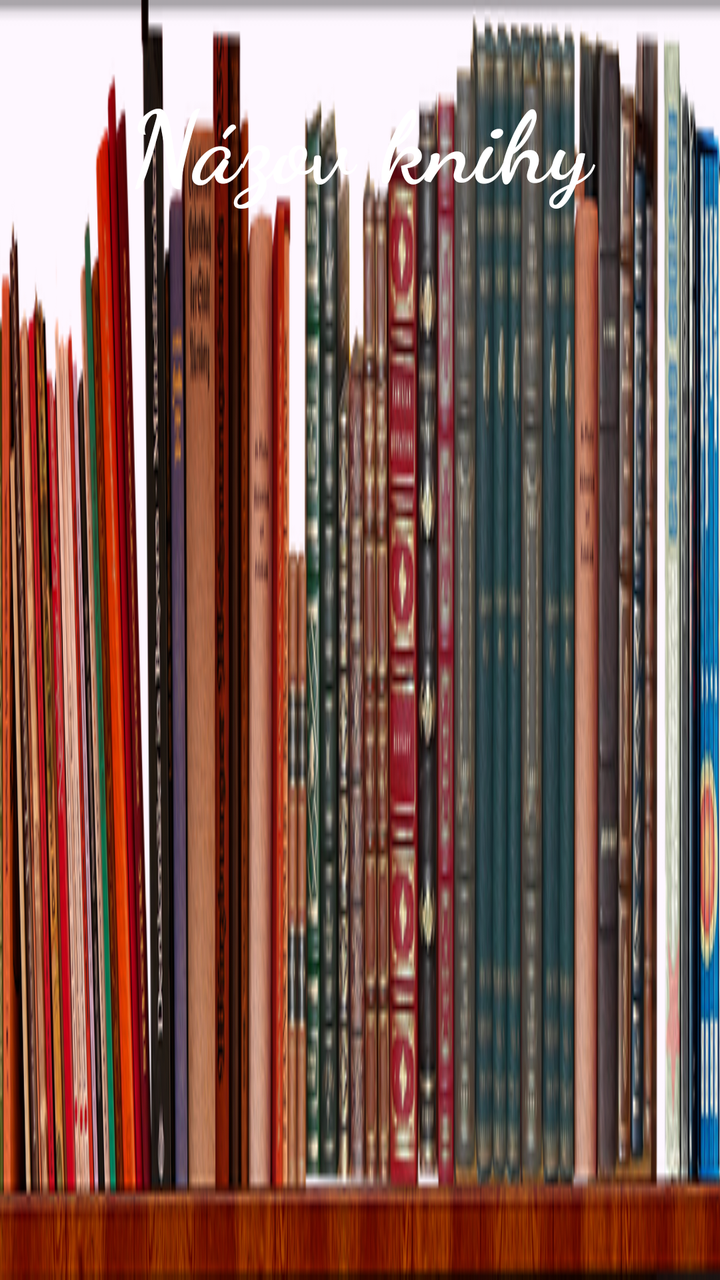
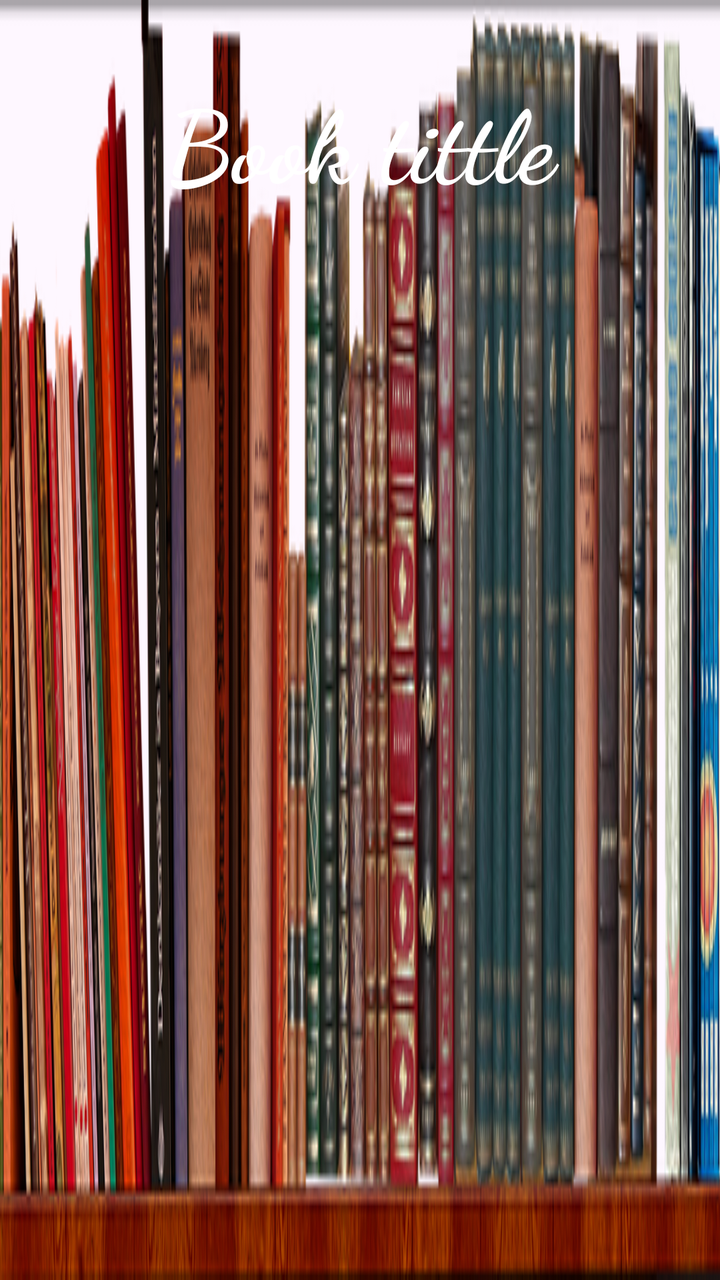

Two renders of the same Android screen: before a commit and after it. Below are the layout's source before the change and the commit's diff.
<!-- AndroidManifest.xml: application theme Theme.Bookshelf -->
<!-- res/layout/item_shelf.xml -->
<?xml version="1.0" encoding="utf-8"?>
<RelativeLayout xmlns:android="http://schemas.android.com/apk/res/android"
    android:layout_width="match_parent"
    android:layout_height="wrap_content"
    android:orientation="vertical"

    android:background="@drawable/bookshelf"
    >

    <Button
        android:id="@+id/btnShelfItem"
        android:layout_width="400dp"
        android:layout_height="140dp"
        android:background="@drawable/transparent"
        android:fontFamily="cursive"
        android:gravity="center"
        android:text="Názov knihy"
        android:textAllCaps="false"
        android:textColor="@color/white"
        android:textFontWeight="700"
        android:textSize="50sp"
        android:textStyle="bold" />


</RelativeLayout>
<!-- resources referenced by this layout -->
<resources>
  <color name="white">#FFFFFFFF</color>
  <!-- drawable bookshelf: png bitmap (drawable, 286802 bytes) -->
  <!-- drawable transparent (drawable) -->
  <?xml version="1.0" encoding="utf-8"?>
  <selector xmlns:android="http://schemas.android.com/apk/res/android">
  
  </selector>
  <style name="Theme.Bookshelf" parent="Base.Theme.Bookshelf">
          <item name="android:windowLayoutInDisplayCutoutMode" tools:targetApi="p">never</item>
      </style>
  <style name="Base.Theme.Bookshelf" parent="Theme.Material3.DayNight.NoActionBar">
          
          <item name="android:statusBarColor" tools:targetApi="l">@color/black</item>
          <item name="android:windowLightStatusBar">true</item>
          
      </style>
  <color name="black">#FF000000</color>
</resources>

<!-- the commit's change to res/layout/item_shelf.xml (unified diff, before → after) -->
@@ -14,7 +14,7 @@
         android:background="@drawable/transparent"
         android:fontFamily="cursive"
         android:gravity="center"
-        android:text="Názov knihy"
+        android:text="Book tittle"
         android:textAllCaps="false"
         android:textColor="@color/white"
         android:textFontWeight="700"
